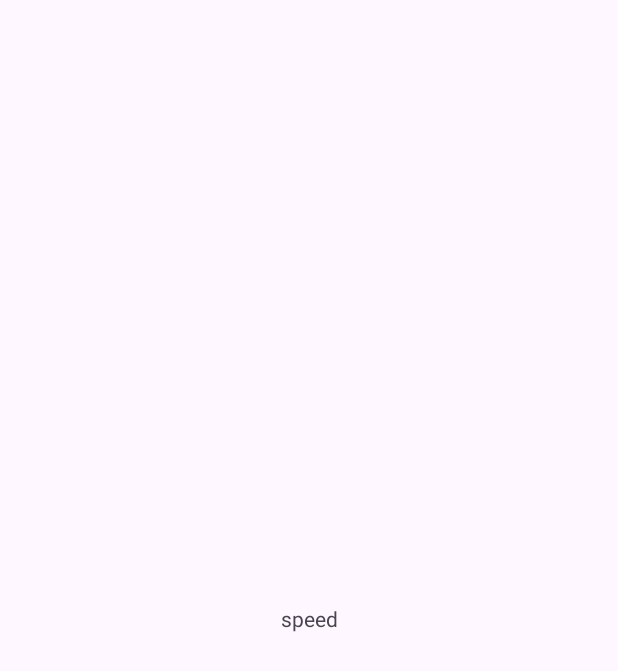
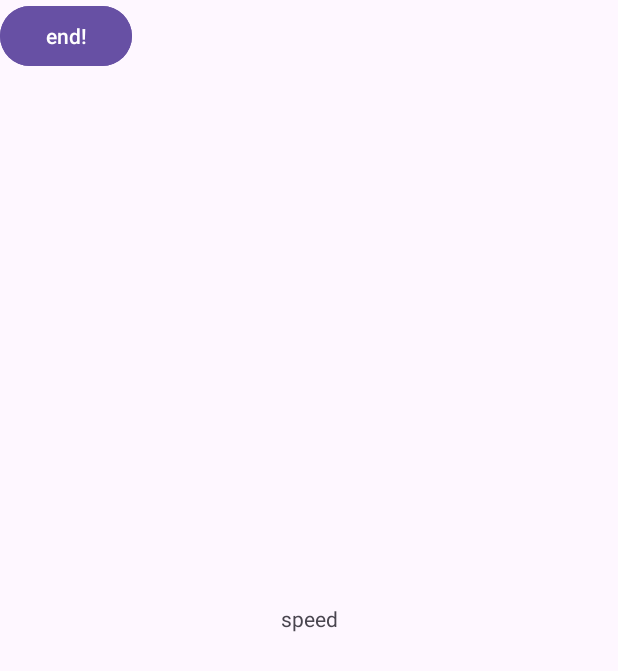
Before and after one commit to hakGuenLee/runningup, an Android app: the RunningStartActivity screen opened directly, with no data from a screen before it, on a phone screen of 412 x 824 dp. Before the commit the part shown is almost empty. Shown: the top 671 px of the screen. Run offline under Robolectric (Android 15) with nearby library versions, the phone set to English and light mode, and no system bars.

Commit message:
메인엑티비티 일부 수정 및 속도 측정 테스트 화면에 버튼 추가

```diff
--- a/app/src/main/res/layout/running_start.xml
+++ b/app/src/main/res/layout/running_start.xml
@@ -17,4 +17,20 @@
         app:layout_constraintStart_toStartOf="parent"
         app:layout_constraintTop_toTopOf="parent" />
 
+    <Button
+        android:id="@+id/runstartBtn"
+        android:layout_width="wrap_content"
+        android:layout_height="wrap_content"
+        android:text="start!"
+        tools:layout_editor_absoluteX="161dp"
+        tools:layout_editor_absoluteY="448dp" />
+
+    <Button
+        android:id="@+id/runningEndBtn"
+        android:layout_width="wrap_content"
+        android:layout_height="wrap_content"
+        android:text="end!"
+        tools:layout_editor_absoluteX="161dp"
+        tools:layout_editor_absoluteY="522dp" />
+
 </androidx.constraintlayout.widget.ConstraintLayout>
```
Also changed, not shown: app/src/main/java/home/test/running/MainActivity.kt (+1 -5 lines), app/src/main/java/home/test/running/RunningStartActivity.kt (+3 -1 lines).
